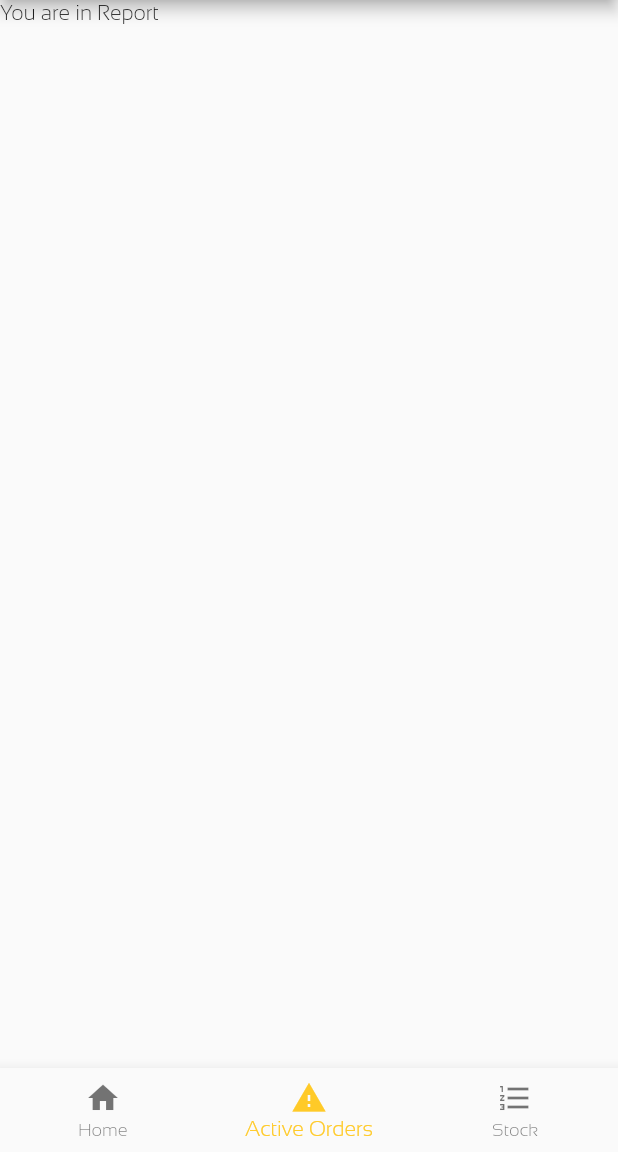
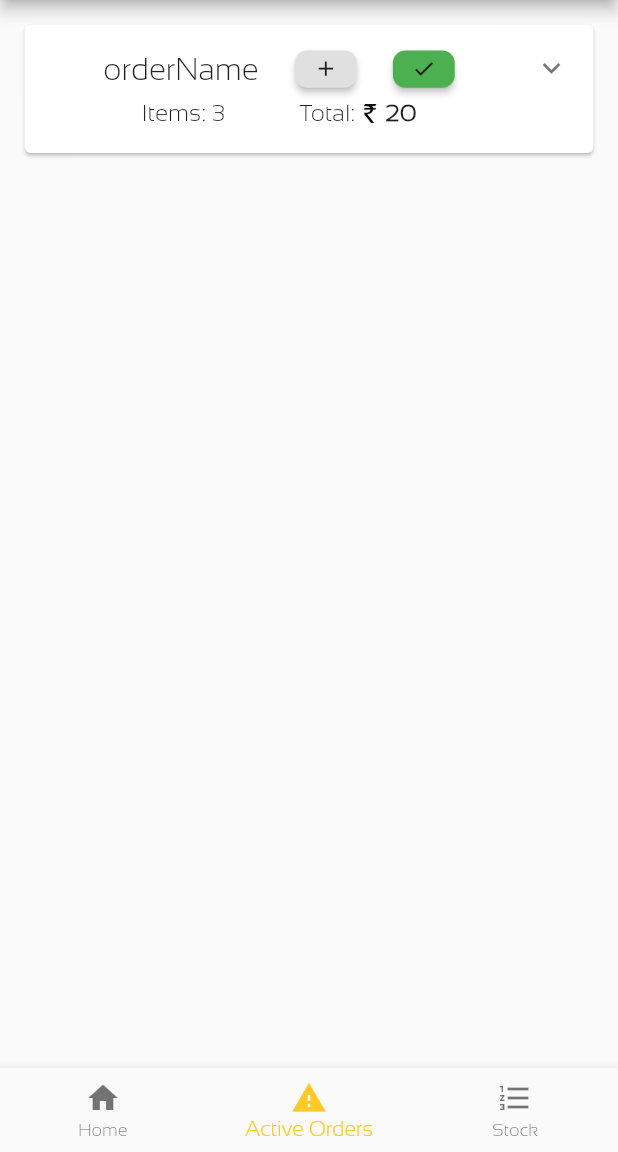
Before and after one commit to ankushLit/InventoryManagement, a Flutter app: the DashBoardLayout screen opened directly, item 2 of the bottom bar chosen, on a phone screen of 412 x 824 dp, the part 84-1236 px from its top. Run offline on Flutter 3.47's test engine with Material 2 defaults, Android fonts, the phone set to English and light mode, and no system bars; our stand-ins replace flutter_typeahead.

Commit message:
Active Orders UI items

```diff
--- /dev/null
+++ b/inventorymanagement/lib/Pages/Tabs/activeOrders.dart
@@ -0,0 +1,28 @@
+import 'package:flutter/material.dart';
+import 'package:inventorymanagement/components/orderItemCard.dart';
+import 'package:inventorymanagement/models/orderModel.dart';
+
+class ActiveOrders extends StatefulWidget {
+  @override
+  _ActiveOrdersState createState() => _ActiveOrdersState();
+}
+
+class _ActiveOrdersState extends State<ActiveOrders> {
+  @override
+  Widget build(BuildContext context) {
+    final width = MediaQuery.of(context).size.width;
+    final height = MediaQuery.of(context).size.height;
+    final blockSize = width / 100;
+    final blockSizeVertical = height / 100;
+    OrderModel o =
+        OrderModel('orderId', 'orderName', 'date', ['Item1', 'Item2', 'Item3']);
+    return Scaffold(
+      body: ListView(
+        padding: EdgeInsets.all(blockSize * 3),
+        children: <Widget>[
+          OrderCard(o),
+        ],
+      ),
+    );
+  }
+}
--- a/inventorymanagement/lib/Pages/Tabs/report.dart
+++ /dev/null
@@ -1,13 +0,0 @@
-import 'package:flutter/material.dart';
-
-class DashReport extends StatefulWidget {
-  @override
-  _DashReportState createState() => _DashReportState();
-}
-
-class _DashReportState extends State<DashReport> {
-  @override
-  Widget build(BuildContext context) {
-    return Container(child: Text('You are in Report'));
-  }
-}
--- a/inventorymanagement/lib/Pages/mainDisplayPage.dart
+++ b/inventorymanagement/lib/Pages/mainDisplayPage.dart
@@ -1,6 +1,6 @@
 import 'package:flutter/material.dart';
 import 'Tabs/home.dart';
-import 'Tabs/report.dart';
+import 'Tabs/activeOrders.dart';
 import 'Tabs/stock.dart';
 
 class DashBoardLayout extends StatefulWidget {
@@ -10,7 +10,7 @@ class DashBoardLayout extends StatefulWidget {
 
 class _DashBoardLayoutState extends State<DashBoardLayout> {
   int _currentIndex = 0;
-  final List<Widget> _children = [DashHome(), DashReport(), DashStock()];
+  final List<Widget> _children = [DashHome(), ActiveOrders(), DashStock()];
   @override
   Widget build(BuildContext context) {
     final width = MediaQuery.of(context).size.width;
--- a/inventorymanagement/lib/components/itemComponentCard.dart
+++ b/inventorymanagement/lib/components/itemComponentCard.dart
@@ -7,7 +7,6 @@ class ItemComponentCard extends StatelessWidget {
   @override
   Widget build(BuildContext context) {
     final width = MediaQuery.of(context).size.width;
-    final height = MediaQuery.of(context).size.height;
     final blockSize = width / 100;
     var priceRow = Padding(
       padding: EdgeInsets.all(blockSize * 3),
--- /dev/null
+++ b/inventorymanagement/lib/components/orderItemCard.dart
@@ -0,0 +1,254 @@
+import 'package:flutter/material.dart';
+import 'package:inventorymanagement/models/orderModel.dart';
+import 'package:flutter_typeahead/flutter_typeahead.dart';
+
+class OrderCard extends StatelessWidget {
+  final OrderModel _order;
+  OrderCard(this._order);
+  @override
+  Widget build(BuildContext context) {
+    final width = MediaQuery.of(context).size.width;
+    final height = MediaQuery.of(context).size.height;
+    final blockSize = width / 100;
+    final blockSizeVertical = height / 100;
+    var totalCalc = SizedBox(
+      width: blockSize * 30,
+      child: Card(
+        elevation: 2.0,
+        color: Color(0xffFFF8E1),
+        child: Padding(
+          padding: EdgeInsets.all(blockSize * 3),
+          child: Row(
+            mainAxisAlignment: MainAxisAlignment.center,
+            children: <Widget>[
+              Text(
+                'Total ',
+                style: TextStyle(fontSize: blockSize * 4.5),
+              ),
+              Text(
+                '20',
+                style: TextStyle(
+                    fontWeight: FontWeight.bold, fontSize: blockSize * 4.5),
+              )
+            ],
+          ),
+        ),
+      ),
+    );
+    final addMoreItemsButton = SizedBox(
+      width: blockSize * 10,
+      height: blockSizeVertical * 3,
+      child: RaisedButton(
+          onPressed: () {
+            _showAddItemsDialog(context, blockSize, blockSizeVertical);
+          },
+          // color: Colors.yellow,
+          padding: EdgeInsets.all(blockSize),
+          shape: RoundedRectangleBorder(
+              borderRadius: BorderRadius.all(
+                  Radius.elliptical(blockSize * 2, blockSize * 2))),
+          child: Icon(
+            Icons.add,
+            size: blockSize * 4,
+          )),
+    );
+    final completeOrderButton = SizedBox(
+      width: blockSize * 10,
+      height: blockSizeVertical * 3,
+      child: RaisedButton(
+          onPressed: () {},
+          color: Colors.green,
+          padding: EdgeInsets.all(blockSize),
+          shape: RoundedRectangleBorder(
+              borderRadius: BorderRadius.all(
+                  Radius.elliptical(blockSize * 2, blockSize * 2))),
+          child: Icon(
+            Icons.check,
+            size: blockSize * 4,
+          )),
+    );
+    var orderTitle = Padding(
+      padding: EdgeInsets.all(blockSize * 3.0),
+      child: Column(
+        children: <Widget>[
+          Row(
+            mainAxisAlignment: MainAxisAlignment.spaceEvenly,
+            children: <Widget>[
+              Text(
+                _order.orderName,
+                style: TextStyle(fontSize: blockSize * 5),
+              ),
+              addMoreItemsButton,
+              completeOrderButton
+            ],
+          ),
+          SizedBox(
+            height: blockSize * 2,
+          ),
+          Row(
+            mainAxisAlignment: MainAxisAlignment.spaceEvenly,
+            children: <Widget>[
+              Text('Items: ' + _order.itemsId.length.toString()),
+              Row(
+                children: <Widget>[
+                  Text('Total: '),
+                  Container(
+                    child: Image.asset(
+                      'assets/rupeeIcon.png',
+                      height: blockSize * 3,
+                      color: Colors.black,
+                    ),
+                  ),
+                  Text(
+                    ' 20',
+                    style: TextStyle(fontWeight: FontWeight.bold),
+                  )
+                ],
+              ),
+            ],
+          )
+        ],
+      ),
+    );
+    final expantionTile = ExpansionTile(
+      title: orderTitle,
+      children: <Widget>[
+        Column(
+          children: getAllItems(),
+        ),
+        SizedBox(
+          height: blockSize * 3,
+        ),
+        totalCalc,
+        SizedBox(
+          height: blockSize * 3,
+        ),
+      ],
+    );
+    return Container(
+      child: Card(child: expantionTile),
+    );
+  }
+
+  List<Widget> getAllItems() {
+    List<Widget> allItems = new List();
+    for (var i = 0; i < _order.itemsId.length; i++) {
+      allItems.add(Text(_order.itemsId[i]));
+    }
+    return allItems;
+  }
+
+  void _showAddItemsDialog(
+      BuildContext ctx, double blockSize, double blockSizeVertical) {
+    List<Widget> newItems = [Text('Item1'), Text('Item2'), Text('Item3')];
+    final addMoreItemsButton = SizedBox(
+      width: blockSize * 16,
+      height: blockSizeVertical * 4,
+      child: RaisedButton(
+          onPressed: () {},
+          color: Colors.green,
+          padding: EdgeInsets.all(blockSize),
+          shape: RoundedRectangleBorder(
+              borderRadius: BorderRadius.all(
+                  Radius.elliptical(blockSize * 2, blockSize * 2))),
+          child: Icon(
+            Icons.add_circle,
+            color: Colors.black,
+            size: blockSize * 4,
+          )),
+    );
+    final cancelButton = SizedBox(
+      width: blockSize * 16,
+      height: blockSizeVertical * 4,
+      child: RaisedButton(
+          onPressed: () {
+            Navigator.pop(ctx);
+          },
+          color: Colors.red,
+          padding: EdgeInsets.all(blockSize),
+          shape: RoundedRectangleBorder(
+              borderRadius: BorderRadius.all(
+                  Radius.elliptical(blockSize * 2, blockSize * 2))),
+          child: Icon(
+            Icons.cancel,
+            color: Colors.black,
+            size: blockSize * 4,
+          )),
+    );
+    showDialog(
+        context: ctx,
+        barrierDismissible: false,
+        builder: (BuildContext context) {
+          return AlertDialog(
+            shape: RoundedRectangleBorder(
+              borderRadius: BorderRadius.circular(blockSize * 3),
+            ),
+            title: Row(
+              children: <Widget>[
+                Text('Add', style: TextStyle(fontWeight: FontWeight.bold)),
+                Text(' more items'),
+              ],
+            ),
+            content: SingleChildScrollView(
+              child: Column(
+                children: <Widget>[
+                  TextFormField(
+                    autofocus: false,
+                    decoration: InputDecoration(
+                        icon: Icon(Icons.shopping_cart),
+                        hintText: 'New item',
+                        contentPadding: EdgeInsets.fromLTRB(blockSize * 10,
+                            blockSize * 5, blockSize * 10, blockSize * 5),
+                        border: OutlineInputBorder(
+                            borderRadius:
+                                BorderRadius.circular(blockSize * 16))),
+                  ),
+                  // TypeAheadField(
+                  //   textFieldConfiguration: TextFieldConfiguration(
+                  //     autofocus: false,
+                  //     decoration: InputDecoration(
+                  //         icon: Icon(Icons.shopping_cart),
+                  //         hintText: 'Item Mrp',
+                  //         contentPadding: EdgeInsets.fromLTRB(blockSize * 10,
+                  //             blockSize * 5, blockSize * 10, blockSize * 5),
+                  //         border: OutlineInputBorder(
+                  //             borderRadius:
+                  //                 BorderRadius.circular(blockSize * 16))),
+                  //   ),
+                  //   suggestionsCallback: (pattern) {},
+                  //   itemBuilder: (context, suggestion) {
+                  //     return ListTile(
+                  //       leading: Icon(Icons.shopping_cart),
+                  //       // title: Text(suggestion['name']),
+                  //       // subtitle: Text('\$${suggestion['price']}'),
+                  //     );
+                  //   },
+                  //   onSuggestionSelected: (sug) {},
+                  // ),
+                  SizedBox(
+                    height: blockSizeVertical * 3,
+                  ),
+                  Column(
+                    children: newItems,
+                  )
+                ],
+              ),
+            ),
+            actions: <Widget>[
+              Padding(
+                padding: EdgeInsets.all(blockSize * 4),
+                child: Row(
+                  children: <Widget>[
+                    cancelButton,
+                    SizedBox(
+                      width: blockSize * 3,
+                    ),
+                    addMoreItemsButton,
+                  ],
+                ),
+              )
+            ],
+          );
+        });
+  }
+}
--- a/inventorymanagement/lib/main.dart
+++ b/inventorymanagement/lib/main.dart
@@ -21,7 +21,7 @@ class MyApp extends StatelessWidget {
     800: Color(0xffFF8F00),
     900: Color(0xffFF6F00),
   };
-  MaterialColor customOrange = MaterialColor(0xffFFCA28, color);
+  final MaterialColor customOrange = MaterialColor(0xffFFCA28, color);
   @override
   Widget build(BuildContext context) {
     return MaterialApp(
--- /dev/null
+++ b/inventorymanagement/lib/models/orderModel.dart
@@ -0,0 +1,7 @@
+class OrderModel {
+  String orderId;
+  String date;
+  List<String> itemsId;
+  String orderName;
+  OrderModel(this.orderId, this.orderName, this.date, this.itemsId);
+}
--- a/inventorymanagement/pubspec.yaml
+++ b/inventorymanagement/pubspec.yaml
@@ -14,6 +14,7 @@ dependencies:
   firebase_core: ^0.3.4
   firebase_auth: ^0.8.4+2
   google_sign_in: ^4.0.1+3
+  flutter_typeahead: ^1.4.0
 
 dev_dependencies:
   flutter_test:
```
Also changed, not shown: inventorymanagement/pubspec.lock.
